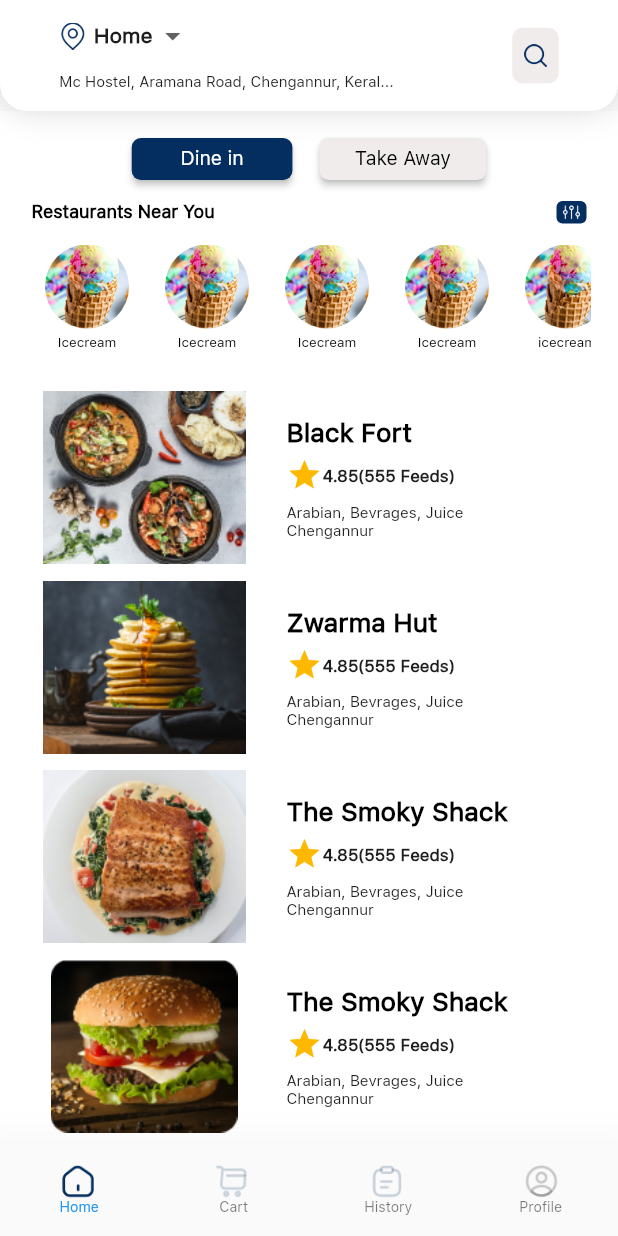
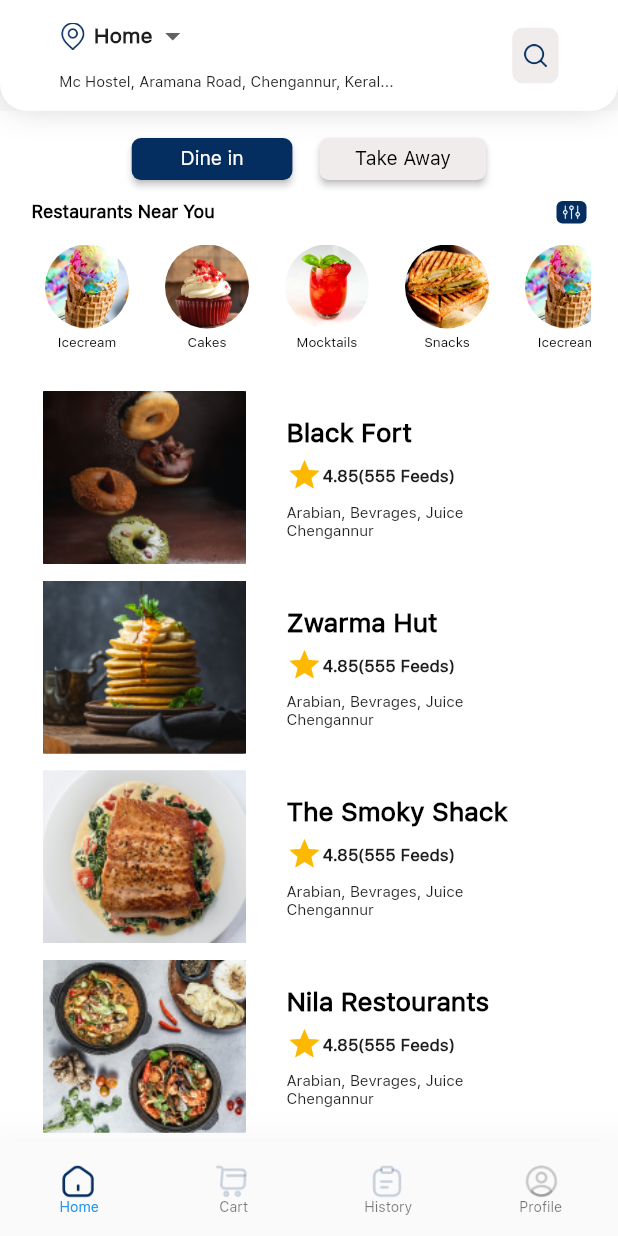
Before and after one commit to jyothir10/eatplek, a Flutter app: the screen it shows after launch, scrolled down 246 dp, on a phone screen of 412 x 824 dp. Run offline on Flutter 3.47's test engine with Material 2 defaults, Android fonts, the phone set to English and light mode, and no system bars; our stand-ins replace dotted_line, easy_splash_screen, numberpicker, pin_code_fields.

Commit message:
dash board images

```diff
--- a/lib/Components/DashBoardCard.dart
+++ b/lib/Components/DashBoardCard.dart
@@ -26,11 +26,14 @@ class DashBoardCard extends StatelessWidget {
             children: [
               Row(
                 children: [
-                  Image(
-                    width: MediaQuery.of(context).size.width * .36,
-                    height: MediaQuery.of(context).size.height * .14,
-                    image: AssetImage(
-                      img,
+                  ClipRRect(
+                    borderRadius: BorderRadius.circular(8.0),
+                    child: Image(
+                      width: MediaQuery.of(context).size.width * .36,
+                      height: MediaQuery.of(context).size.height * .14,
+                      image: AssetImage(
+                        img,
+                      ),
                     ),
                   ),
                   Padding(
--- a/lib/Screens/DashBoardScreen.dart
+++ b/lib/Screens/DashBoardScreen.dart
@@ -834,28 +834,32 @@ class _DashBoardScreenState extends State<DashBoardScreen> {
                           img: "images/icecream.jpg",
                         ),
                         DashBoardTopItem(
-                          text: "Icecream",
-                          img: "images/icecream.jpg",
+                          text: "Cakes",
+                          img: "images/dashboard/i1.jpg",
+                        ),
+                        DashBoardTopItem(
+                          text: "Mocktails",
+                          img: "images/dashboard/i2.jpeg",
+                        ),
+                        DashBoardTopItem(
+                          text: "Snacks",
+                          img: "images/dashboard/i3.webp",
                         ),
                         DashBoardTopItem(
                           text: "Icecream",
                           img: "images/icecream.jpg",
                         ),
                         DashBoardTopItem(
-                          text: "Icecream",
-                          img: "images/icecream.jpg",
+                          text: "Cakes",
+                          img: "images/dashboard/i1.jpg",
                         ),
                         DashBoardTopItem(
-                          text: "icecream",
-                          img: "images/icecream.jpg",
+                          text: "Mocktails",
+                          img: "images/dashboard/i2.jpeg",
                         ),
                         DashBoardTopItem(
-                          text: "icecream",
-                          img: "images/icecream.jpg",
-                        ),
-                        DashBoardTopItem(
-                          text: "icecream",
-                          img: "images/icecream.jpg",
+                          text: "Snacks",
+                          img: "images/dashboard/i3.webp",
                         ),
                       ],
                     ),
@@ -884,7 +888,7 @@ class _DashBoardScreenState extends State<DashBoardScreen> {
                           location: 'Arabian, Bevrages, Juice\nChengannur',
                         ),
                         DashBoardCard(
-                          img: "images/dashboard/d2.png",
+                          img: "images/dashboard/d3.png",
                           text: "Nila Restourants",
                           rating: "4.85",
                           feeds: "555",
@@ -894,7 +898,7 @@ class _DashBoardScreenState extends State<DashBoardScreen> {
                           location: 'Arabian, Bevrages, Juice\nChengannur',
                         ),
                         DashBoardCard(
-                          img: "images/dashboard/d3.png",
+                          img: "images/dashboard/d2.png",
                           text: "Black Fort",
                           rating: "4.85",
                           feeds: "555",
@@ -924,8 +928,8 @@ class _DashBoardScreenState extends State<DashBoardScreen> {
                           location: 'Arabian, Bevrages, Juice\nChengannur',
                         ),
                         DashBoardCard(
-                          img: "images/fd.png",
-                          text: "The Smoky Shack",
+                          img: "images/dashboard/d3.png",
+                          text: "Nila Restourants",
                           rating: "4.85",
                           feeds: "555",
                           ontap: () {
```
Also changed, not shown: images/dashboard/i1.jpg (added), images/dashboard/i2.jpeg (added), images/dashboard/i3.webp (added), images/dashboard/i4.png (added).
